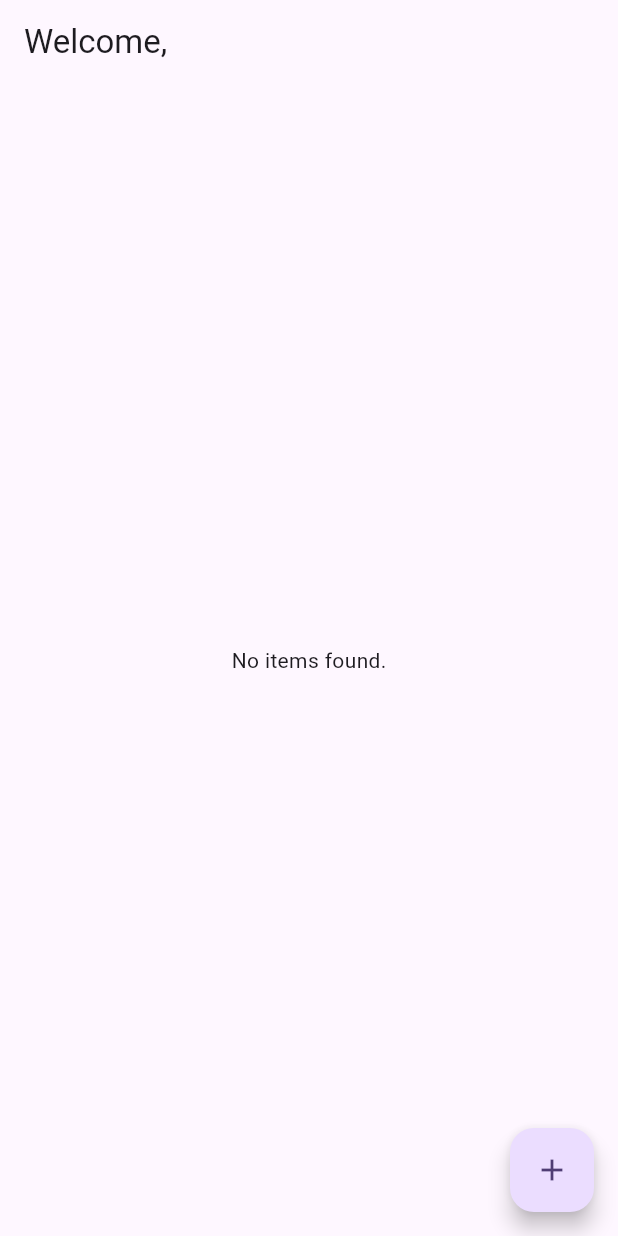
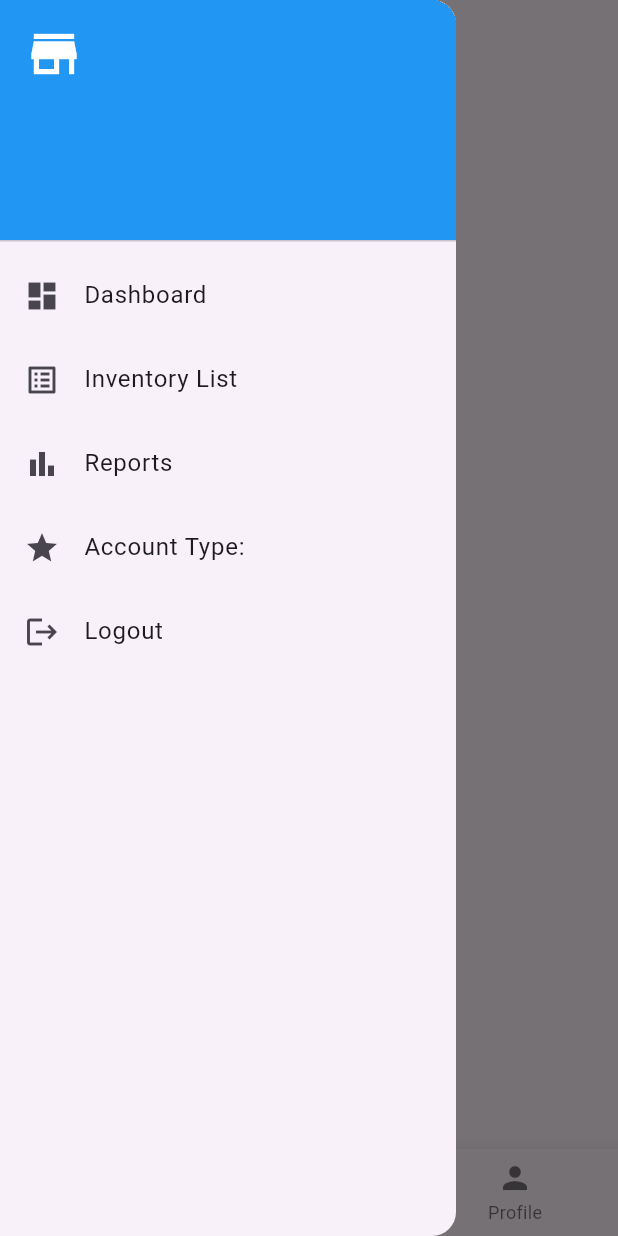
Before and after one commit to BeatriceNakabanda/stockmate_app, a Flutter app: the HomeScreen screen opened directly with empty values, with the side drawer open (before the commit the screen has no drawer), on a phone screen of 412 x 824 dp. Run offline on Flutter 3.47's test engine with Material 3 defaults, Android fonts, the phone set to English and light mode, and no system bars; our stand-ins replace objectbox; generated files the repository leaves out were written again.

Commit message:
Added Side drawer and bottom navbar

```diff
--- a/lib/main.dart
+++ b/lib/main.dart
@@ -18,7 +18,6 @@ void main() async {
 class MyApp extends StatelessWidget {
   const MyApp({super.key});
 
-  // This widget is the root of your application.
   @override
   Widget build(BuildContext context) {
     return MaterialApp(
--- a/lib/screens/home_screen.dart
+++ b/lib/screens/home_screen.dart
@@ -15,7 +15,11 @@ class HomeScreen extends StatefulWidget {
 }
 
 class _HomeScreenState extends State<HomeScreen> {
+  int _selectedIndex = 0;
   List<InventoryItem> userItems = [];
+
+  final GlobalKey<ScaffoldState> _scaffoldKey = GlobalKey<ScaffoldState>();
+
 
   @override
   void initState() {
@@ -25,26 +29,29 @@ class _HomeScreenState extends State<HomeScreen> {
 
   void _loadInventory() {
     // For now, load ALL items
-    // Later, you can filter by userId if you add it
+    // Todo ilter by userId if you add it
     userItems = objectBox.itemBox.getAll();
 
     setState(() {}); // refresh UI
   }
 
-  @override
-  Widget build(BuildContext context) {
-    return Scaffold(
-      appBar: AppBar(
-        title: Text("Welcome, ${widget.user.firstName}"),
-      ),
-      body: userItems.isEmpty
-          ? const Center(child: Text("No items found."))
-          : ListView.builder(
+  void _onTabTapped(int index) {
+    setState(() {
+      _selectedIndex = index;
+    });
+  }
+
+  Widget _buildInventoryList() {
+    if (userItems.isEmpty) {
+      return const Center(child: Text("No items in stock."));
+    }
+
+    return ListView.builder(
       itemCount: userItems.length,
       itemBuilder: (context, index) {
         final item = userItems[index];
         return Card(
-                  margin: const EdgeInsets.symmetric(vertical: 8, horizontal: 12),
+          margin: const EdgeInsets.symmetric(horizontal: 12, vertical: 6),
           child: ListTile(
             leading: item.imagePath.isNotEmpty
                 ? Image.file(
@@ -53,19 +60,135 @@ class _HomeScreenState extends State<HomeScreen> {
                     height: 50,
                     fit: BoxFit.cover,
                   )
-                        : const Icon(Icons.image_not_supported),
+                : const Icon(Icons.inventory),
             title: Text(item.name),
             subtitle: Text(item.description),
           ),
         );
       },
+    );
+  }
+
+  Widget _buildAddPlaceholder() {
+    return const Center(child: Text("➕ Add Item Screen (coming soon)"));
+  }
+
+  Widget _buildProfilePlaceholder() {
+    return Center(
+      child: Column(
+        mainAxisAlignment: MainAxisAlignment.center,
+        children: [
+          const Icon(Icons.person, size: 64),
+          const SizedBox(height: 10),
+          Text(
+            "${widget.user.firstName} ${widget.user.lastName}",
+            style: const TextStyle(fontSize: 20),
           ),
-      floatingActionButton: FloatingActionButton(
-        onPressed: () {
-          // Go to AddItem screen next (we’ll build this soon)
-        },
-        child: const Icon(Icons.add),
+          Text("Username: ${widget.user.userName}"),
+          Text("Account: ${widget.user.accountType}"),
+          Text("Email: ${widget.user.email}"),
+        ],
       ),
     );
   }
+
+    Widget _buildCurrentTab() {
+    switch (_selectedIndex) {
+      case 0:
+        return _buildInventoryList();
+      case 1:
+        return _buildAddPlaceholder();
+      case 2:
+        return _buildProfilePlaceholder();
+      default:
+        return const Center(child: Text("Unknown tab"));
     }
+  }
+
+  @override
+  Widget build(BuildContext context) {
+    return Scaffold(
+      appBar: AppBar(
+        title: const Text("StockMate"),
+      ),
+      drawer: Drawer(
+        child: ListView(
+          padding: EdgeInsets.zero,
+          children: [
+            DrawerHeader(
+              decoration: const BoxDecoration(color: Colors.blue),
+              child: Column(
+                crossAxisAlignment: CrossAxisAlignment.start,
+                children: [
+                  const Icon(Icons.store, size: 40, color: Colors.white),
+                  const SizedBox(height: 8),
+                  Text(
+                    widget.user.firstName,
+                    style: const TextStyle(fontSize: 18, color: Colors.white),
+                  ),
+                  Text(
+                    widget.user.accountType.toUpperCase(),
+                    style: const TextStyle(color: Colors.white70),
+                  ),
+                ],
+              ),
+            ),
+            ListTile(
+              leading: const Icon(Icons.dashboard),
+              title: const Text("Dashboard"),
+              onTap: () {
+                _onTabTapped(0);
+                Navigator.pop(context);
+              },
+            ),
+            ListTile(
+              leading: const Icon(Icons.list_alt),
+              title: const Text("Inventory List"),
+              onTap: () {
+                _onTabTapped(0);
+                Navigator.pop(context);
+              },
+            ),
+            ListTile(
+              leading: const Icon(Icons.bar_chart),
+              title: const Text("Reports"),
+              onTap: () {
+                // TODO: Implement reports page
+                Navigator.pop(context);
+              },
+            ),
+            ListTile(
+              leading: const Icon(Icons.star),
+              title: Text("Account Type: ${widget.user.accountType}"),
+              onTap: () => Navigator.pop(context),
+            ),
+            ListTile(
+              leading: const Icon(Icons.logout),
+              title: const Text("Logout"),
+              onTap: () {
+                Navigator.pop(context);
+                Navigator.pop(context); // Exit to login screen
+              },
+            ),
+          ],
+        ),
+      ),
+      body: _buildCurrentTab(),
+      bottomNavigationBar: BottomNavigationBar(
+        currentIndex: _selectedIndex,
+        onTap: _onTabTapped,
+        items: const [
+          BottomNavigationBarItem(icon: Icon(Icons.home), label: "Home"),
+          BottomNavigationBarItem(icon: Icon(Icons.add_box), label: "Add"),
+          BottomNavigationBarItem(icon: Icon(Icons.person), label: "Profile"),
+        ],
+      ),
+      // floatingActionButton: FloatingActionButton(
+      //   onPressed: () {
+      //     // Go to AddItem screen next (we’ll build this soon)
+      //   },
+      //   child: const Icon(Icons.add),
+      // ),
+    );
+  }
+}
```
Lines whose indentation alone changed are shown as unchanged.
